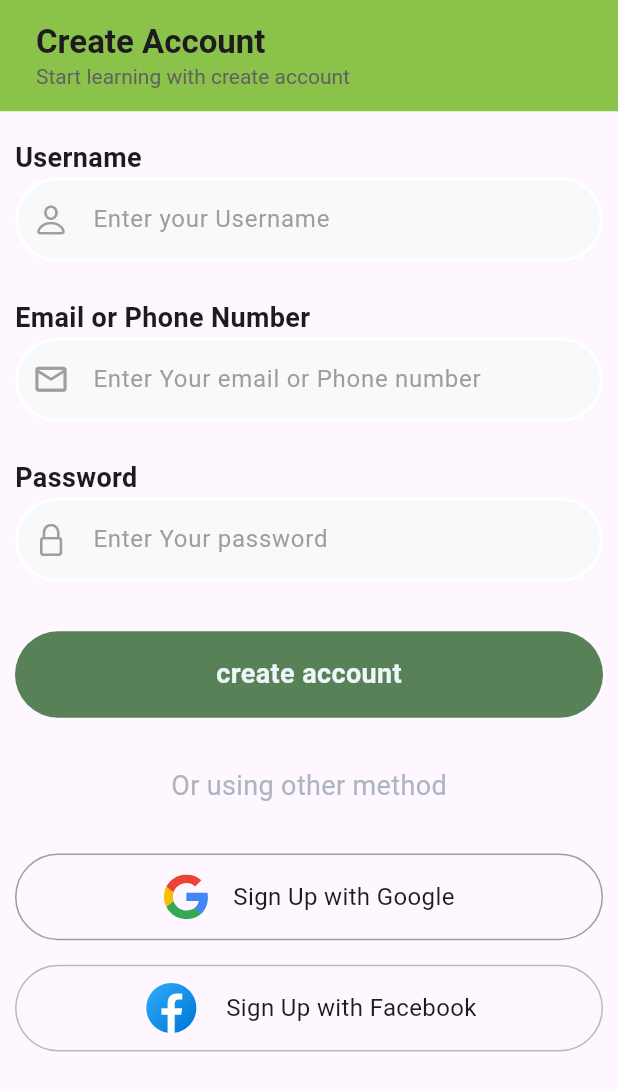
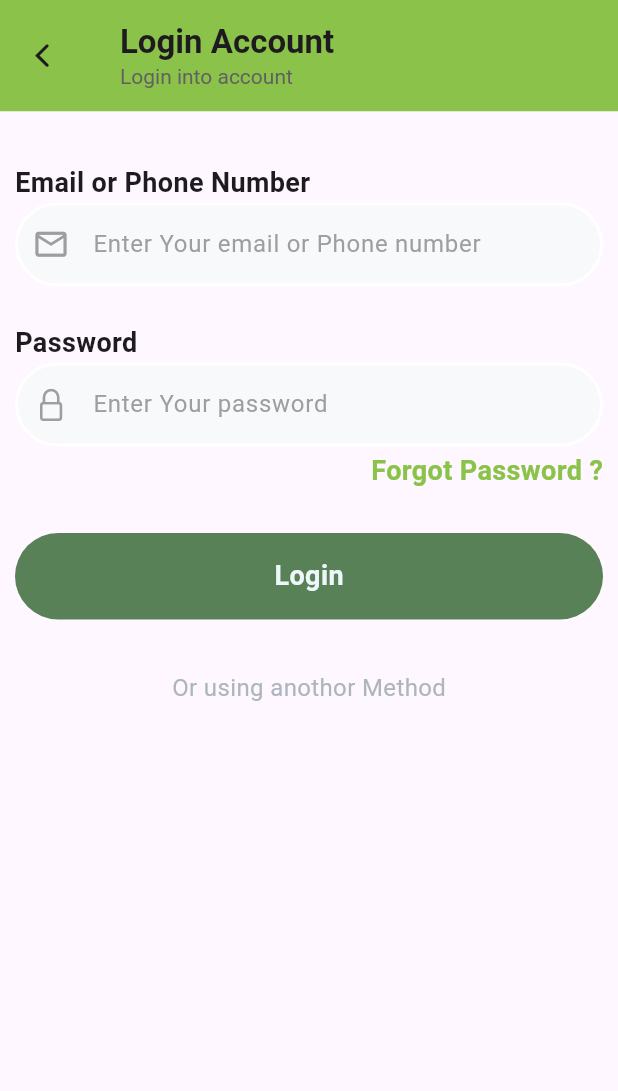
Before and after one commit to RAWAN3830/e-commerce, a Flutter app: the screen it shows after launch, on a phone screen of 412 x 824 dp. Shown: the top 1091 px of the screen. Run offline on Flutter 3.47's test engine with Material 3 defaults, Android fonts, the phone set to English and light mode, and no system bars; our stand-ins replace carousel_slider, cloud_firestore, dio, firebase_auth, firebase_core, flutter_svg and 2 more; accounts and stored records are empty; Roboto replaces fonts that are missing (poppins).

Commit message:
first commit

```diff
--- a/lib/core/provider/cart_provider.dart
+++ b/lib/core/provider/cart_provider.dart
@@ -6,8 +6,7 @@ import 'package:flutter/cupertino.dart';
 import '../../domain/model_class.dart';
 
 class CartProvider extends ChangeNotifier{
-
-
+  List<ProductModel> cartProducts = [];
   bool isLoading = false;
 
   void setLoading(bool val){
@@ -18,8 +17,7 @@ class CartProvider extends ChangeNotifier{
     setLoading(true);
     final firestore = FirebaseFirestore.instance;
     final uid = FirebaseAuth.instance.currentUser?.uid;
-    List<ProductModel> cartProducts = [];
-    // cartProducts = [];
+    cartProducts = [];
     final data = await firestore.collection(FirestoreCollections.cart).doc(uid).get();
     final productList = await data.data()?['products'];
     for(var product in productList){
--- a/lib/main.dart
+++ b/lib/main.dart
@@ -1,4 +1,5 @@
 import 'package:e_commerce/core/provider/cart_provider.dart';
+import 'package:e_commerce/presentation/registration/login_screen.dart';
 import 'package:e_commerce/presentation/registration/registration_screen.dart';
 import 'package:e_commerce/presentation/tabs/home_screen/home_screen.dart';
 import 'package:e_commerce/presentation/tabs/home_screen/tabbar_screen/tab_bar.dart';
@@ -26,13 +27,23 @@ class MyApp extends StatelessWidget {
         ChangeNotifierProvider(create: (context) => ApiProvider()),
         ChangeNotifierProvider(create: (context) => CartProvider()),
       ],
-      child: MaterialApp(
-        debugShowCheckedModeBanner: false,
-        title: 'Flutter Demo',
+      child: Consumer<ApiProvider>(
+        builder: (context,theme,child) {
+          return MaterialApp(
+            debugShowCheckedModeBanner: false,
+            title: 'Flutter Demo',
 
-        theme: ThemeData.light(useMaterial3: true),
-         home: const  Registration()
+             theme: (theme.isTheme == false)
+                  ? ThemeData(
+                colorScheme:
+                ColorScheme.fromSeed(seedColor: Colors.deepPurple),
+                useMaterial3: true,
+              )
+                  : ThemeData.dark(useMaterial3: true),
+             home: const  LoginScreen()
 
+          );
+        }
       ),
     );
   }
--- a/lib/presentation/registration/login_screen.dart
+++ b/lib/presentation/registration/login_screen.dart
@@ -5,6 +5,7 @@ import 'package:flutter/cupertino.dart';
 import 'package:flutter/material.dart';
 import 'package:provider/provider.dart';
 import '../../core/provider/auth_provider.dart';
+import 'common_widgets/model_bottom_sheet.dart';
 
 class LoginScreen extends StatefulWidget {
   const LoginScreen({super.key});
@@ -89,15 +90,27 @@ class _LoginScreenState extends State<LoginScreen> {
               SizedBox(
                 height: height * 0.04,
                 width: double.infinity,
-                child: const Row(
+                child: Row(
                   mainAxisAlignment: MainAxisAlignment.end,
                   children: [
-                    Text(
-                      'Forgot Password ?',
-                      style: TextStyle(
-                          color: Colors.lightGreen,
-                          fontWeight: FontWeight.bold,
-                          fontSize: 18),
+                    GestureDetector(
+                      onTap: () {
+                        showModalBottomSheet(
+                          isDismissible: true,
+                          showDragHandle: true,
+                          context: context,
+                          builder: (context) {
+                            return ForgetPassword();
+                          },
+                        );
+                      },
+                      child: Text(
+                        'Forgot Password ?',
+                        style: TextStyle(
+                            color: Colors.lightGreen,
+                            fontWeight: FontWeight.bold,
+                            fontSize: 18),
+                      ),
                     )
                   ],
                 ),
```
Also changed, not shown: lib/core/provider/api_provider.dart (+11 -0 lines), lib/presentation/registration/common_widgets/model_bottom_sheet.dart (+83 -0 lines), lib/presentation/tabs/home_screen/home_screen.dart (+27 -26 lines), lib/presentation/tabs/home_screen/tabbar_screen/tab_bar.dart (+44 -130 lines).
